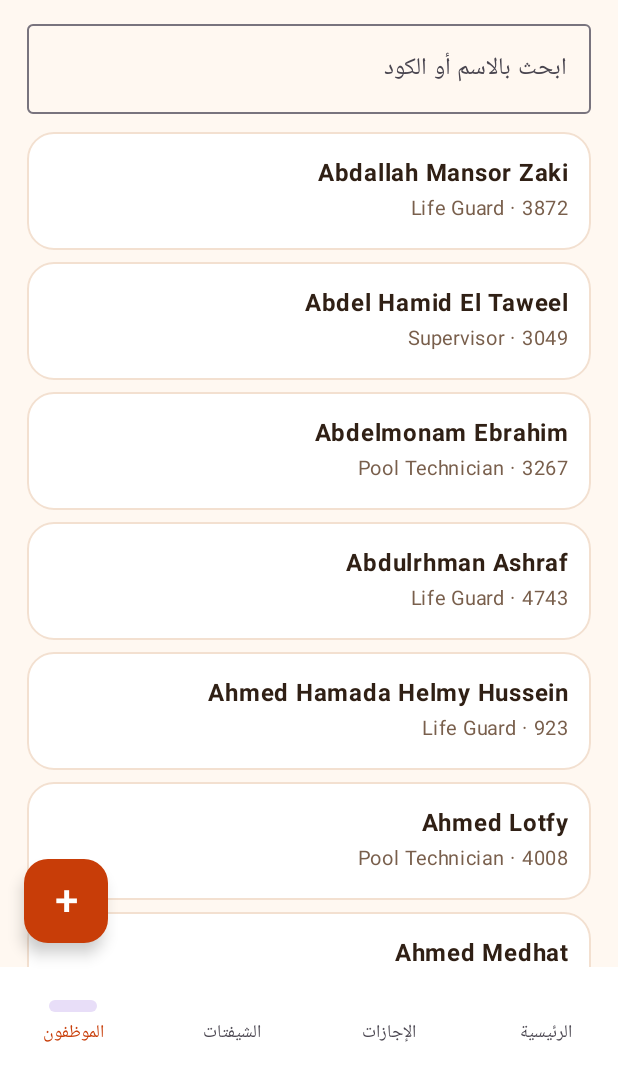
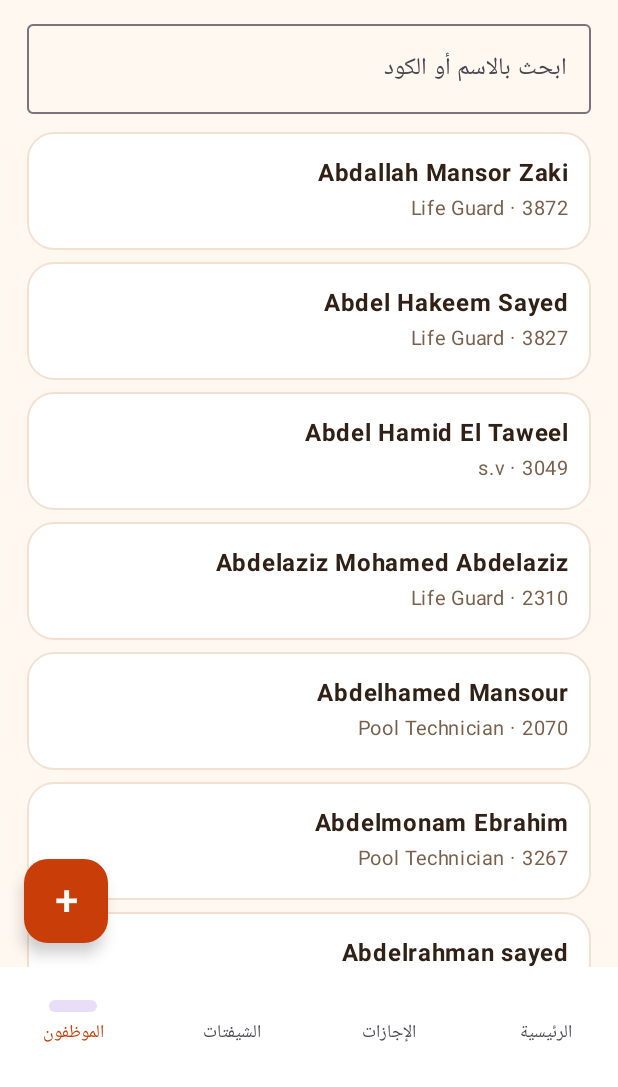
Before and after one commit to alrussihack-cmyk/Agazaty, an Android app built with Jetpack Compose: the screen it shows after launch (MainActivity), item 4 of the bottom bar chosen, on a phone screen of 412 x 824 dp, the part 149-1236 px from its top. Run offline under Robolectric (Android 15) with nearby library versions, the phone set to English and light mode, and no system bars; our stand-ins replace Room's generated code.

Commit message:
Seed all 47 employees and 27 historical leaves from workbook

```diff
--- a/app/src/main/java/com/alrussihack/agazaty/MainActivity.kt
+++ b/app/src/main/java/com/alrussihack/agazaty/MainActivity.kt
@@ -18,12 +18,28 @@ import androidx.lifecycle.lifecycleScope
 import com.alrussihack.agazaty.data.*
 import kotlinx.coroutines.launch
 import java.time.LocalDate
+import org.json.JSONObject
 
 private val cream=Color(0xFFFFF8F1); private val orange=Color(0xFFC83D08); private val ink=Color(0xFF302015); private val muted=Color(0xFF795F4C); private val line=Color(0xFFF3E0D0)
 class MainActivity:ComponentActivity(){
  override fun onCreate(savedInstanceState:Bundle?){super.onCreate(savedInstanceState);val db=AgazatyDb.get(this)
- lifecycleScope.launch{if(db.dao().employeeCount()==0)listOf(Employee(486,"Mohand Ahmed Abdelhalim","Life Guard"),Employee(923,"Ahmed Hamada Helmy Hussein","Life Guard"),Employee(1041,"Ayman Ahmed Mohamed Gad","Life Guard"),Employee(2603,"Alaa Mohamed Elmargany","Pool Technician"),Employee(1663,"Mena fawzy","Tennis Coach"),Employee(3831,"Mostafa Nour","Tennis Coach"),Employee(4198,"Ahmed Medhat","Life Guard"),Employee(707,"Shaaban Fawzy Ramadan Abdel","Life Guard"),Employee(1799,"Mohamed Adel Abdelmoneim","Life Guard"),Employee(1500,"Ahmed Saleem Hassan Mohamed","Life Guard"),Employee(2066,"Mahmoud Khaled Ali","Life Guard"),Employee(2306,"Mohamed Mohamed Mohamed","Life Guard"),Employee(3983,"Waled Mohamed Mohamed","Life Guard"),Employee(3872,"Abdallah Mansor Zaki","Life Guard"),Employee(4743,"Abdulrhman Ashraf","Life Guard"),Employee(1296,"Alaa El Deen Kamal","Pool Attendant"),Employee(3267,"Abdelmonam Ebrahim","Pool Technician"),Employee(4008,"Ahmed Lotfy","Pool Technician"),Employee(696,"Mohamed Ahmed","Senior Supervisor"),Employee(3049,"Abdel Hamid El Taweel","Supervisor"),Employee(2604,"Mahmoud Mostafa","Supervisor")).forEach{db.dao().insertEmployee(it)}}
+ lifecycleScope.launch { seedDatabase(db) }
  setContent{val es by db.dao().employees().collectAsStateWithLifecycle(emptyList());val ls by db.dao().leaves().collectAsStateWithLifecycle(emptyList());AgazatyUI(es,ls,{e->lifecycleScope.launch{db.dao().insertEmployee(e)}},{c,s,r,n->lifecycleScope.launch{db.dao().employee(c)?.let{db.dao().insertLeave(LeaveRecord(employeeCode=c,employeeName=it.name,job=it.job,startDate=s,returnDate=r,notes=n))}}})}
+ }
+ private suspend fun seedDatabase(db:AgazatyDb) {
+  val data=JSONObject(assets.open("seed.json").bufferedReader().use{it.readText()})
+  val employees=data.getJSONArray("employees")
+  for(i in 0 until employees.length()) {
+   val e=employees.getJSONObject(i)
+   db.dao().insertEmployee(Employee(e.getInt("code"),e.getString("name"),e.getString("job")))
+  }
+  if(db.dao().leaveCount()==0) {
+   val leaves=data.getJSONArray("leaves")
+   for(i in 0 until leaves.length()) {
+    val l=leaves.getJSONObject(i)
+    db.dao().insertLeave(LeaveRecord(employeeCode=l.getInt("code"),employeeName=l.getString("name"),job=l.getString("job"),startDate=l.getString("start"),returnDate=l.getString("returnDate")))
+   }
+  }
  }
 }
 @Composable fun AgazatyUI(es:List<Employee>,ls:List<LeaveRecord>,addE:(Employee)->Unit,addL:(Int,String,String,String)->Unit){
```
